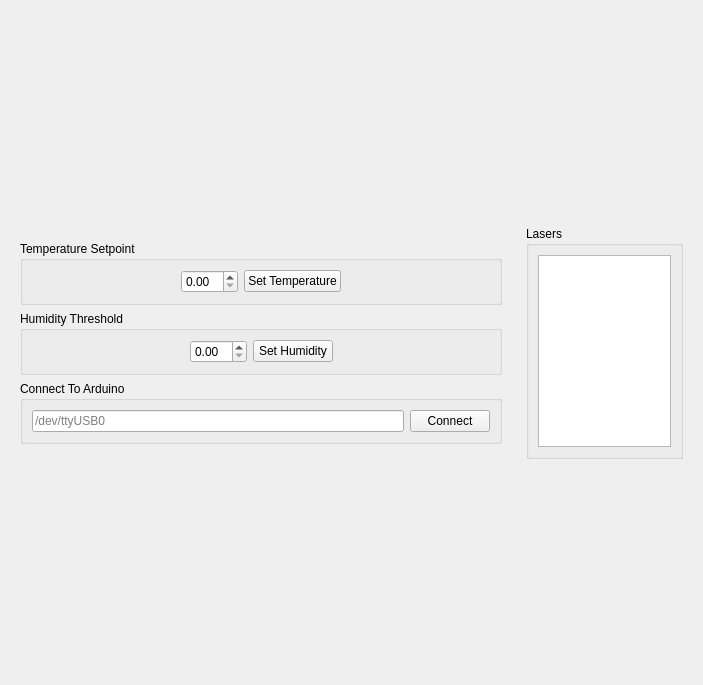
Qt form tempcontroller.ui (camerongivler/TempController) before a commit.
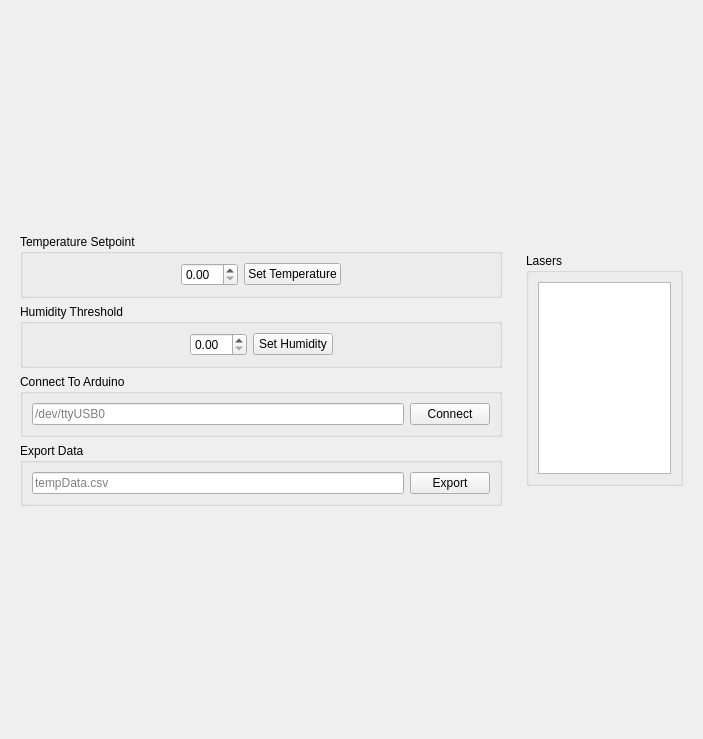
The same form after that commit.

```diff
--- a/tempcontroller.ui
+++ b/tempcontroller.ui
@@ -7,7 +7,7 @@
     <x>0</x>
     <y>0</y>
     <width>703</width>
-    <height>685</height>
+    <height>739</height>
    </rect>
   </property>
   <property name="windowTitle">
@@ -149,6 +149,29 @@
         </layout>
        </widget>
       </item>
+      <item>
+       <widget class="QGroupBox" name="groupBox_5">
+        <property name="title">
+         <string>Export Data</string>
+        </property>
+        <layout class="QHBoxLayout" name="horizontalLayout_5">
+         <item>
+          <widget class="QLineEdit" name="exportField">
+           <property name="placeholderText">
+            <string>tempData.csv</string>
+           </property>
+          </widget>
+         </item>
+         <item>
+          <widget class="QPushButton" name="exportButton">
+           <property name="text">
+            <string>Export</string>
+           </property>
+          </widget>
+         </item>
+        </layout>
+       </widget>
+      </item>
       <item>
        <spacer name="verticalSpacer_3">
         <property name="orientation">
```
